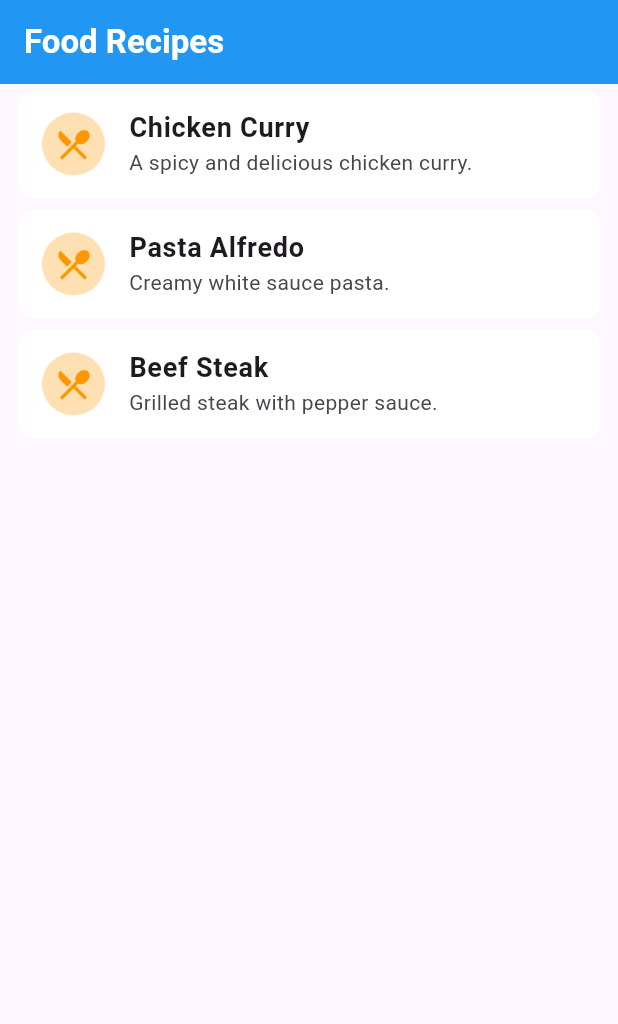
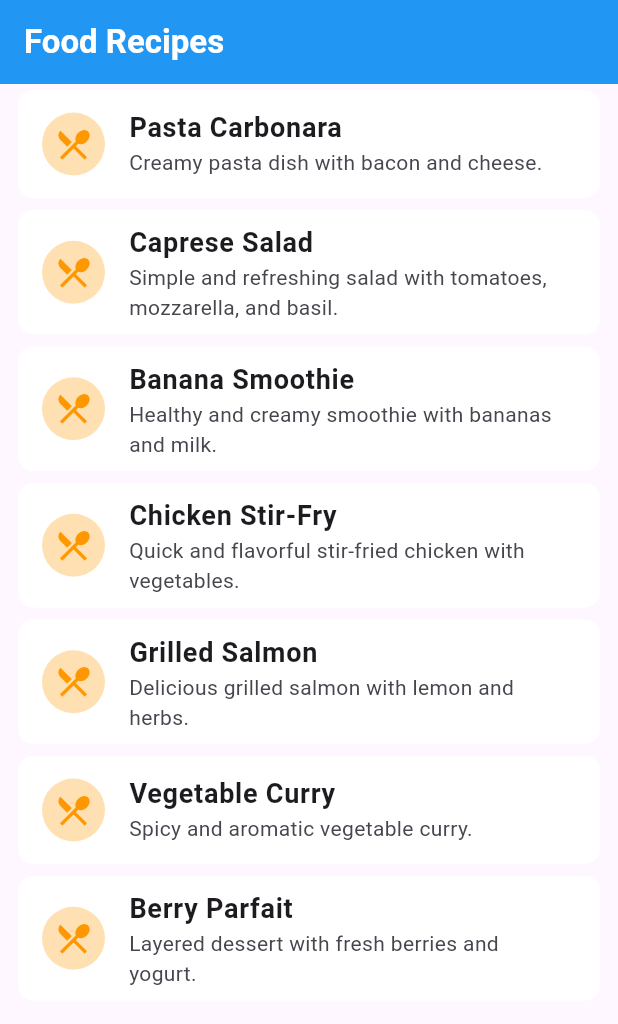
Before and after one commit to Ashadujjaman50/module_14_live_test, a Flutter app: the screen it shows after launch, on a phone screen of 412 x 824 dp. Shown: the top 1024 px of the screen. Run offline on Flutter 3.47's test engine with Material 3 defaults, Android fonts, the phone set to English and light mode, and no system bars.

Commit message:
Initial commit

```diff
--- a/assets/recipes.json
+++ b/assets/recipes.json
@@ -1,19 +1,39 @@
 {
   "recipes": [
     {
-      "title": "Chicken Curry",
-      "description": "A spicy and delicious chicken curry.",
-      "ingredients": ["Chicken", "Sauce", "Salte"]
+      "title": "Pasta Carbonara",
+      "description": "Creamy pasta dish with bacon and cheese.",
+      "ingredients": ["spaghetti", "bacon", "egg", "cheese"]
     },
     {
-      "title": "Pasta Alfredo",
-      "description": "Creamy white sauce pasta.",
-      "ingredients": ["Pasta", "Chicken"]
+      "title": "Caprese Salad",
+      "description": "Simple and refreshing salad with tomatoes, mozzarella, and basil.",
+      "ingredients": ["Tomatoes", "mozzarella", "basil"]
     },
     {
-      "title": "Beef Steak",
-      "description": "Grilled steak with pepper sauce.",
-      "ingredients": ["Beef", "Rice", "Masala"]
+      "title": "Banana Smoothie",
+      "description": "Healthy and creamy smoothie with bananas and milk.",
+      "ingredients": ["bananas", "milk"]
+    },
+    {
+      "title": "Chicken Stir-Fry",
+      "description": "Quick and flavorful stir-fried chicken with vegetables.",
+      "ingredients": ["chicken breast", "broccoli", "carrot", "soy sauce"]
+    },
+    {
+      "title": "Grilled Salmon",
+      "description": "Delicious grilled salmon with lemon and herbs.",
+      "ingredients": ["salmon fillet", "lemon", "olive oil", "dill"]
+    },
+    {
+      "title": "Vegetable Curry",
+      "description": "Spicy and aromatic vegetable curry.",
+      "ingredients": ["mixed vegetables", "coconut milk", "curry powder"]
+    },
+    {
+      "title": "Berry Parfait",
+      "description": "Layered dessert with fresh berries and yogurt.",
+      "ingredients": ["berries", "yogurt", "granola"]
     }
   ]
 }
```
Also changed, not shown: lib/ui/details.dart (added, +42 -0 lines), lib/ui/home.dart (+9 -0 lines).
